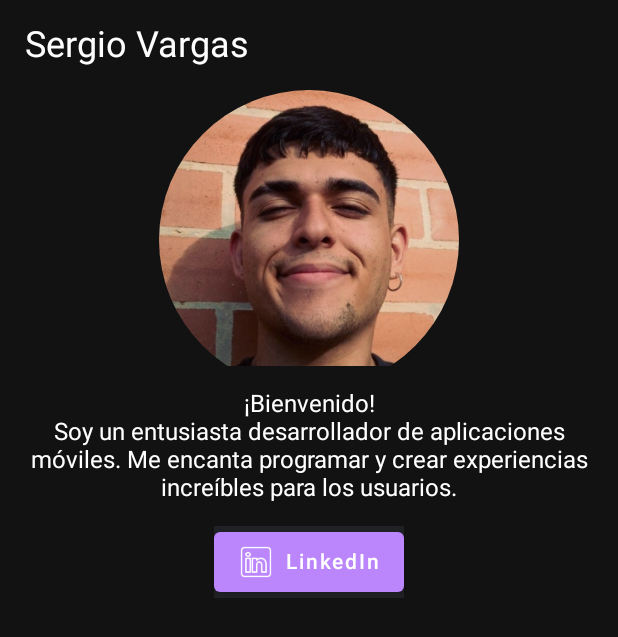
After one commit to Enrique213-VP/MrOlympiaCompose, an Android app built with Jetpack Compose: the AboutMeActivity screen opened directly, with no data from a screen before it, on a phone screen of 412 x 824 dp. The commit adds this screen. Shown: the top 637 px of the screen. Run offline under Robolectric (Android 15) with nearby library versions, the phone set to English and light mode, and no system bars; our stand-ins replace Dagger/Hilt's generated code.

Commit message:
add about me
New view about myself

```diff
--- a/app/build.gradle
+++ b/app/build.gradle
@@ -56,6 +56,7 @@ dependencies {
     implementation "androidx.compose.ui:ui:$compose_ui_version"
     implementation "androidx.compose.ui:ui-tooling-preview:$compose_ui_version"
     implementation 'androidx.compose.material:material:1.1.1'
+    implementation 'androidx.appcompat:appcompat:1.6.1'
     testImplementation 'junit:junit:4.13.2'
     androidTestImplementation 'androidx.test.ext:junit:1.1.4'
     androidTestImplementation 'androidx.test.espresso:espresso-core:3.5.0'
--- a/app/src/main/AndroidManifest.xml
+++ b/app/src/main/AndroidManifest.xml
@@ -17,12 +17,14 @@
         android:theme="@style/Theme.MrOlympiaCompose"
         tools:targetApi="31">
         <activity
+            android:name=".ui.about_me.AboutMeActivity"
+            android:exported="false" />
+        <activity
             android:name=".ui.profile.ProfileActivity"
             android:exported="false" />
         <activity
             android:name=".MainActivity"
             android:exported="true"
-            android:label="@string/app_name"
             android:theme="@style/Theme.MrOlympiaCompose">
             <intent-filter>
                 <action android:name="android.intent.action.MAIN" />
--- a/app/src/main/java/com/svape/mrolympiacompose/MainActivity.kt
+++ b/app/src/main/java/com/svape/mrolympiacompose/MainActivity.kt
@@ -1,5 +1,6 @@
 package com.svape.mrolympiacompose
 
+import android.content.Intent
 import android.os.Bundle
 import android.widget.Toast
 import androidx.activity.ComponentActivity
@@ -26,6 +27,7 @@ import androidx.compose.ui.platform.LocalContext
 import androidx.compose.ui.tooling.preview.Preview
 import androidx.compose.ui.unit.dp
 import com.svape.mrolympiacompose.data.api.model.ClassicPhysique
+import com.svape.mrolympiacompose.ui.about_me.AboutMeActivity
 import com.svape.mrolympiacompose.ui.home.HomeSc
 import com.svape.mrolympiacompose.ui.profile.ProfileActivity
 import com.svape.mrolympiacompose.ui.theme.MrOlympiaComposeTheme
@@ -45,7 +47,6 @@ class MainActivity : ComponentActivity() {
                         startActivity(ProfileActivity.newIntent(this, it))
                     }
                 }
-                FloatingActionButtons()
             }
         }
     }
@@ -62,7 +63,7 @@ fun Home(navigateToProfile: (ClassicPhysique) -> Unit) {
 
 @Composable
 fun FloatingActionButtons() {
-    val ctx = LocalContext.current
+    val context = LocalContext.current
 
     // on the below line we are creating a column.
     Column(
@@ -85,8 +86,10 @@ fun FloatingActionButtons() {
         FloatingActionButton(
             // on below line we are adding on click for our fab
             onClick = {
+                val intent = Intent(context, AboutMeActivity::class.java)
+                context.startActivity(intent)
                 //val  intent = Intent(this, AboutMeActivity::class.java)
-                Toast.makeText(ctx, "Simple Floating Action Button", Toast.LENGTH_SHORT).show()
+                Toast.makeText(context, "Un poco sobre mí", Toast.LENGTH_SHORT).show()
             },
             // on below line we are adding
             // background color for our button
--- /dev/null
+++ b/app/src/main/java/com/svape/mrolympiacompose/ui/about_me/AboutMeActivity.kt
@@ -0,0 +1,119 @@
+package com.svape.mrolympiacompose.ui.about_me
+
+import android.os.Bundle
+import androidx.activity.ComponentActivity
+import androidx.activity.compose.setContent
+import androidx.compose.foundation.Image
+import androidx.compose.foundation.background
+import androidx.compose.foundation.layout.Column
+import androidx.compose.foundation.layout.Row
+import androidx.compose.foundation.layout.Spacer
+import androidx.compose.foundation.layout.fillMaxSize
+import androidx.compose.foundation.layout.height
+import androidx.compose.foundation.layout.padding
+import androidx.compose.foundation.layout.size
+import androidx.compose.foundation.layout.width
+import androidx.compose.foundation.layout.wrapContentSize
+import androidx.compose.foundation.shape.CircleShape
+import androidx.compose.material.Button
+import androidx.compose.material.Icon
+import androidx.compose.material.MaterialTheme
+import androidx.compose.material.Surface
+import androidx.compose.material.Text
+import androidx.compose.runtime.Composable
+import androidx.compose.ui.Alignment
+import androidx.compose.ui.Modifier
+import androidx.compose.ui.draw.clip
+import androidx.compose.ui.graphics.Color
+import androidx.compose.ui.layout.ContentScale
+import androidx.compose.ui.res.painterResource
+import androidx.compose.ui.text.style.TextAlign
+import androidx.compose.ui.tooling.preview.Preview
+import androidx.compose.ui.unit.dp
+import com.svape.mrolympiacompose.Greeting
+import com.svape.mrolympiacompose.R
+
+import com.svape.mrolympiacompose.ui.theme.MrOlympiaComposeTheme
+import dagger.hilt.android.AndroidEntryPoint
+
+@AndroidEntryPoint
+class AboutMeActivity : ComponentActivity() {
+    override fun onCreate(savedInstanceState: Bundle?) {
+        super.onCreate(savedInstanceState)
+        setContent {
+            MrOlympiaComposeTheme {
+                AboutMeContent()
+            }
+        }
+    }
+}
+
+
+@Composable
+fun AboutMeContent() {
+    Surface(color = MaterialTheme.colors.background) {
+        Column(
+            modifier = Modifier
+                .fillMaxSize()
+                .padding(16.dp)
+                .wrapContentSize(Alignment.TopCenter)
+        ) {
+            // Agregar título encima de la imagen
+            Text(
+                text = "Sergio Vargas",
+                style = MaterialTheme.typography.h5,
+                color = Color.White,
+                textAlign = TextAlign.Center,
+                modifier = Modifier.padding(bottom = 16.dp)
+            )
+
+            // Agregar imagen de perfil centrada
+            Image(
+                painter = painterResource(id = R.drawable.myself),
+                contentDescription = "Profile Picture",
+                modifier = Modifier
+                    .size(200.dp)
+                    .clip(CircleShape)
+                    .padding(bottom = 16.dp)
+                    .align(Alignment.CenterHorizontally),
+                contentScale = ContentScale.Crop
+            )
+
+            // Agregar texto descriptivo sobre ti
+            Text(
+                text = "¡Bienvenido!\nSoy un entusiasta desarrollador de aplicaciones móviles. Me encanta programar y crear experiencias increíbles para los usuarios.",
+                style = MaterialTheme.typography.body1,
+                color = Color.White,
+                textAlign = TextAlign.Center,
+                modifier = Modifier.padding(bottom = 16.dp)
+            )
+
+            // Agregar botón de LinkedIn
+            Button(
+                onClick = { /* Acción al hacer clic en el botón de LinkedIn */ },
+                modifier = Modifier
+                    .align(Alignment.CenterHorizontally)
+                    .background(MaterialTheme.colors.surface)
+            ) {
+                Row(verticalAlignment = Alignment.CenterVertically) {
+                    Icon(
+                        painter = painterResource(id = R.drawable.linkedin),
+                        contentDescription = "LinkedIn Logo",
+                        tint = Color.White,
+                        modifier = Modifier.size(24.dp)
+                    )
+                    Spacer(modifier = Modifier.width(8.dp))
+                    Text(text = "LinkedIn", color = Color.White)
+                }
+            }
+        }
+    }
+}
+
+@Preview(showBackground = true)
+@Composable
+fun DefaultPreview() {
+    MrOlympiaComposeTheme {
+        Greeting("Wena")
+    }
+}
--- a/app/src/main/java/com/svape/mrolympiacompose/ui/home/Home.kt
+++ b/app/src/main/java/com/svape/mrolympiacompose/ui/home/Home.kt
@@ -14,6 +14,7 @@ import androidx.compose.ui.text.style.TextAlign
 import androidx.compose.ui.unit.dp
 import androidx.compose.ui.unit.sp
 import androidx.lifecycle.viewmodel.compose.viewModel
+import com.svape.mrolympiacompose.FloatingActionButtons
 import com.svape.mrolympiacompose.core.Constants.LIST_TEST_TAG
 import com.svape.mrolympiacompose.data.api.model.ClassicPhysique
 import com.svape.mrolympiacompose.ui.home.itemOlympia.PeopleListItem
@@ -43,16 +44,19 @@ fun HomeSc(navigateToProfile: (ClassicPhysique) -> Unit) {
             if (state.isEmpty()) {
                 item {
                     CircularProgressIndicator(
-                        color = Color.Blue,
+                        color = Color.White,
                         modifier = Modifier.padding(16.dp)
                     )
                 }
             }
-
             items(state) { classic: ClassicPhysique ->
                 PeopleListItem(classicPhysique = classic, navigateToProfile)
             }
-
         }
     }
+    if (state.isEmpty()) {
+        //TODO
+    } else {
+        FloatingActionButtons()
+    }
 }
--- a/app/src/main/res/values/colors.xml
+++ b/app/src/main/res/values/colors.xml
@@ -2,5 +2,6 @@
 <resources>
     <color name="black">#FF000000</color>
     <color name="white">#FFFFFFFF</color>
+    <color name="barStatus">#121212</color>
     <color name="grey">#202124</color>
 </resources>
--- a/app/src/main/res/values/themes.xml
+++ b/app/src/main/res/values/themes.xml
@@ -2,8 +2,9 @@
 <resources>
 
     <style name="Theme.MrOlympiaCompose" parent="android:Theme.Material.Light.DarkActionBar">
-        <item name="android:statusBarColor">@color/grey</item>
+        <item name="android:statusBarColor">@color/barStatus</item>
         <item name="android:windowActionBar">false</item>
         <item name="android:windowNoTitle">true</item>
+        <item name="android:navigationBarColor">@color/barStatus</item>
     </style>
 </resources>
```
Also changed, not shown: app/src/main/res/drawable/linkedin.png (added), app/src/main/res/drawable/myself.png (added).
